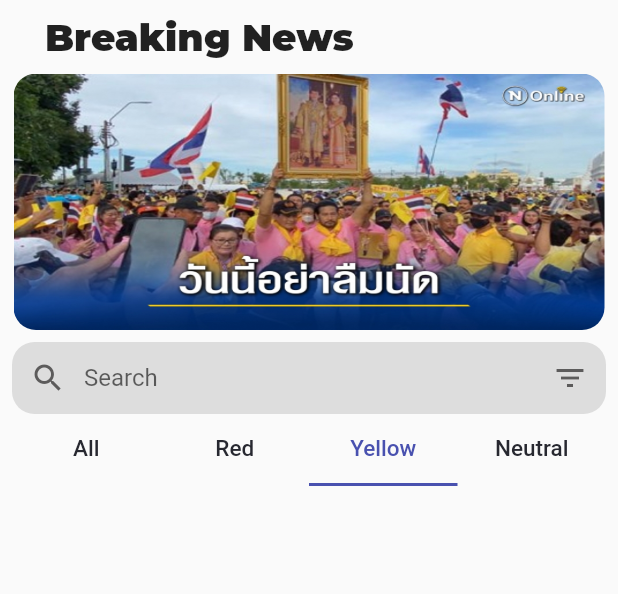
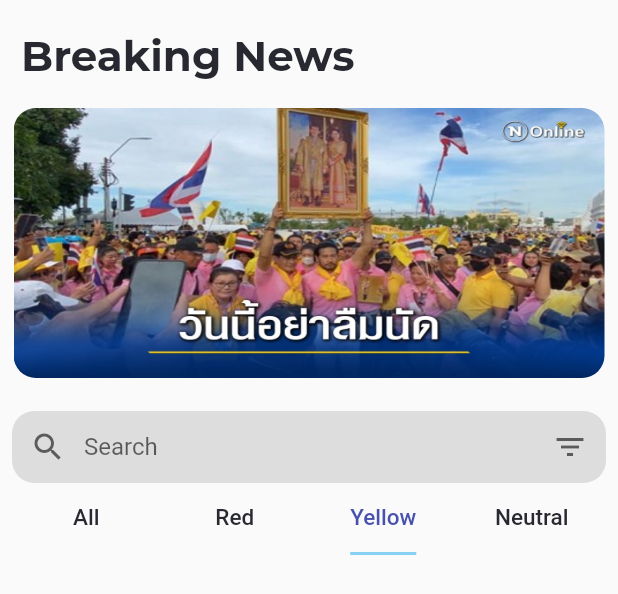
Before and after one commit to Phangggggggg/OpinionZeroApp, a Flutter app: the Display widget shown alone on an empty page, opened directly, on a phone screen of 412 x 824 dp. Shown: the top 594 px of the screen. Run offline on Flutter 3.47's test engine with Material 2 defaults, Android fonts, the phone set to English and light mode, and no system bars; our stand-ins replace animated_splash_screen, datetime_picker_formfield, flutter_svg, get, google_fonts, shared_preferences; accounts and stored records are empty; Roboto replaces fonts that are missing (Mitr).

Commit message:
article page

```diff
--- a/senior_project/lib/screens/display.dart
+++ b/senior_project/lib/screens/display.dart
@@ -1,4 +1,5 @@
 import 'dart:async';
+import 'package:senior_project/widgets/logo_widget.dart';
 import 'package:url_launcher/url_launcher.dart';
 
 import 'package:flutter/material.dart';
@@ -74,19 +75,31 @@
     return Consumer<ListNewsProvider>(
         builder: (context, listNewsProvider, child) {
       return Column(
+        crossAxisAlignment: CrossAxisAlignment.start,
         children: [
           Container(
-            child: Row(
-              // mainAxisAlignment: MainAxisAlignment.spaceEvenly,
-              children: [
-                Padding(
-                  padding: const EdgeInsets.fromLTRB(30.0, 10, 0.0, 0.0),
-                  child:  Text(
+            child: Padding(
+              padding: const EdgeInsets.fromLTRB(14.0, 20.0, 0.0, 18.0),
+              child:  Column(
+                        crossAxisAlignment: CrossAxisAlignment.start,
+                children: [
+                  Text(
                     'Breaking News',
-                    style: TextStyle(fontSize: 25, fontWeight: FontWeight.w900),
+                    style: TextStyle(fontSize: 28, fontWeight: FontWeight.bold, color: kBlackBrown),
                   ),
-                ),
-              ],
+                //  Container(
+                //   width: 100,
+                //   height: 3,
+                //   color: kDarkBlue,
+                //  ),
+                //  Container(
+                //   width: 110,
+                //   height: 4,
+                //   color: kLightBlue,
+                //  )
+                ],
+              ),
+
             ),
           ),
           Container(
@@ -100,7 +113,7 @@
                         _launchUrl(Uri.parse(lst[i].link.toString()));
                         },
                       child: Container(
-                        margin: const EdgeInsets.fromLTRB(9.0, 9.0, 9.0, 0.0),
+                        margin: const EdgeInsets.fromLTRB(9.0, 0.0, 9.0, 0.0),
                         height: 180,
                         width: 170,
                         child: ClipRRect(
@@ -112,6 +125,9 @@
                       ),
                     );
                   })),
+                  SizedBox(
+                    height: 14.0,
+                  ),
           SearchBarWidget(),
           Padding(
             padding: const EdgeInsets.fromLTRB(8, 0.0, 8, 0.0),
@@ -119,10 +135,10 @@
               // child: ColoredBox(
                 // color: Color.fromARGB(255, 228, 228, 228),
                 child: TabBar(
-                    indicatorSize: TabBarIndicatorSize.values[0],
+                    indicatorSize: TabBarIndicatorSize.label,
                     labelColor: kDarkBlue,
                     unselectedLabelColor: kBlackBrown,
-                    indicatorColor: kDarkBlue,
+                    indicatorColor: kLightBlue,
                     controller: _tabController,
                     tabs: [
                       Tab(
```
Also changed, not shown: senior_project/lib/widgets/new_list_widget.dart (+26 -9 lines).
